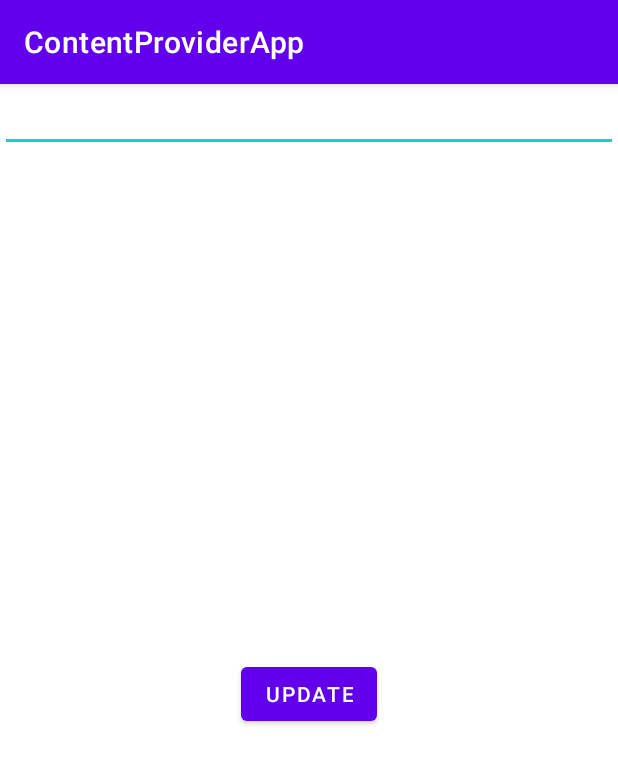
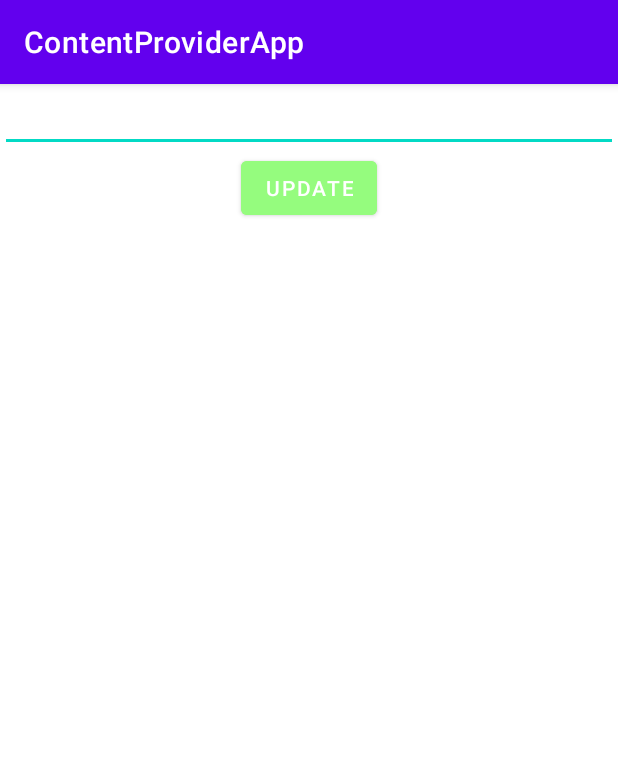
Before and after one commit to LuckyDmitry/homework, an Android app: the EditActivity screen opened directly, with no data from a screen before it, on a phone screen of 412 x 824 dp. Shown: the top 764 px of the screen. Run offline under Robolectric (Android 15) with nearby library versions, the phone set to English and light mode, and no system bars; 2 statements that could not run were skipped.

Commit message:
changed color of button

```diff
--- a/app/src/main/res/layout/activity_editdata.xml
+++ b/app/src/main/res/layout/activity_editdata.xml
@@ -14,8 +14,8 @@
         android:id="@+id/activity_main__btn_updateData"
         android:layout_width="wrap_content"
         android:layout_height="wrap_content"
+        android:backgroundTint="@color/green"
         android:text="Update"
-        app:layout_constraintBottom_toBottomOf="parent"
         app:layout_constraintEnd_toEndOf="parent"
         app:layout_constraintStart_toStartOf="parent"
         app:layout_constraintTop_toBottomOf="@id/activity_editdata__et" />
```
